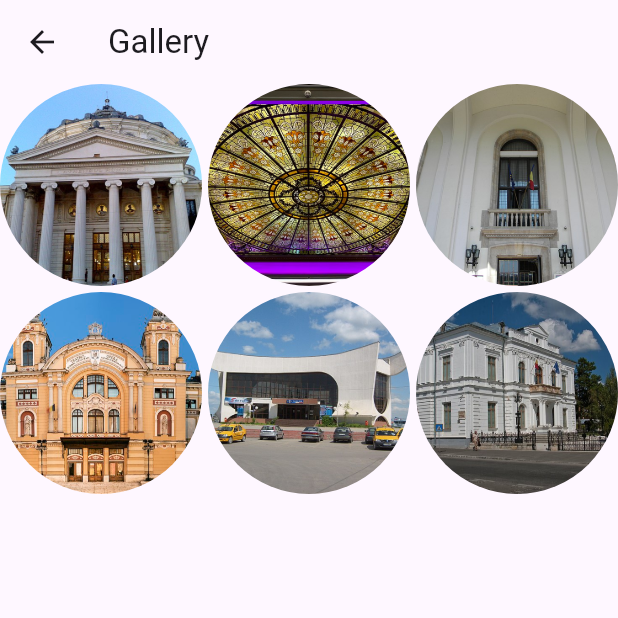
After one commit to dragor-radu/GeminiTripPlanner, a Flutter app: the ProfilePage screen opened by its route, after a tap on "Gallery", on a phone screen of 412 x 824 dp, the top half of it. The commit adds this screen. Run offline on Flutter 3.47's test engine with Material 3 defaults, Android fonts, the phone set to English and light mode, and no system bars; our stand-ins replace google_generative_ai, google_maps_flutter; network calls fail.

Commit message:
added profile page & subpages

```diff
--- /dev/null
+++ b/lib/gallery_page.dart
@@ -0,0 +1,42 @@
+import 'package:flutter/material.dart';
+
+class GalleryPage extends StatelessWidget {
+  final List<String> imageFiles = [
+    'assets/images/ateneu.jpg',
+    'assets/images/intercontinental.jpg',
+    'assets/images/opera.jpg',
+    'assets/images/opera_cluj.jpg',
+    'assets/images/tulcea.jpg',
+    'assets/images/arta.jpg',
+  ];
+
+  GalleryPage({super.key});
+
+  @override
+  Widget build(BuildContext context) {
+    return Scaffold(
+      appBar: AppBar(
+        title: const Text('Gallery'),
+      ),
+      body: GridView.builder(
+        gridDelegate: const SliverGridDelegateWithFixedCrossAxisCount(
+          crossAxisCount: 3, // Number of columns
+          crossAxisSpacing: 4.0, // Horizontal space between items
+          mainAxisSpacing: 4.0, // Vertical space between items
+        ),
+        itemCount: imageFiles.length,
+        itemBuilder: (context, index) {
+          return GridTile(
+            child: ClipRRect(
+              borderRadius: BorderRadius.circular(100.0), // Add radius here
+              child: Image.asset(
+                imageFiles[index],
+                fit: BoxFit.cover,
+              ),
+            ),
+          );
+        },
+      ),
+    );
+  }
+}
--- a/lib/main.dart
+++ b/lib/main.dart
@@ -1,6 +1,7 @@
 import 'package:flutter/material.dart';
 import 'login.dart'; // Import your LoginPage
 import 'google_maps.dart'; // Import your GoogleMapPage
+import 'profile.dart'; // Import your ProfilePage
 
 void main() {
   runApp(const MyApp());
@@ -24,6 +25,7 @@ class _MyAppState extends State<MyApp> {
       routes: {
         '/login': (context) => const LoginPage(),
         '/google_maps': (context) => const GoogleMapPage(),
+        '/profile': (context) => const ProfilePage(),
       },
     );
   }
--- /dev/null
+++ b/lib/profile.dart
@@ -0,0 +1,137 @@
+import 'package:flutter/material.dart';
+import 'visited_attractions.dart';
+import 'gallery_page.dart';
+import 'future_plans.dart';
+
+class ProfilePage extends StatelessWidget {
+  const ProfilePage({super.key});
+
+  @override
+  Widget build(BuildContext context) {
+    return Scaffold(
+      appBar: AppBar(
+        title: const Text('Profile'),
+      ),
+      body: Center(
+        child: Column(
+          mainAxisAlignment: MainAxisAlignment.center,
+          children: [
+            Container(
+              decoration: BoxDecoration(
+                shape: BoxShape.circle,
+                boxShadow: [
+                  BoxShadow(
+                    color: Colors.grey.withOpacity(0.5),
+                    spreadRadius: 5,
+                    blurRadius: 7,
+                    offset: const Offset(0, 3), // changes position of shadow
+                  ),
+                ],
+              ),
+              child: const CircleAvatar(
+                radius: 80,
+                backgroundImage: AssetImage('assets/images/traily.jpg'),
+              ),
+            ),
+            const SizedBox(height: 20),
+            const Text(
+              'Traily User',
+              style: TextStyle(
+                fontSize: 24,
+                fontWeight: FontWeight.bold,
+              ),
+            ),
+            const SizedBox(height: 20),
+            ElevatedButton(
+              onPressed: () {
+                Navigator.push(
+                  context,
+                  MaterialPageRoute(builder: (context) => const VisitedAttractionsPage()),
+                );
+              },
+              child: const Text('Visited Attractions'),
+            ),
+            ElevatedButton(
+              onPressed: () {
+                Navigator.push(
+                  context,
+                  MaterialPageRoute(builder: (context) => GalleryPage()),
+                );
+              },
+              child: const Text('Gallery'),
+            ),
+            ElevatedButton(
+              onPressed: () {
+                Navigator.push(
+                  context,
+                  MaterialPageRoute(builder: (context) => FuturePlansPage()),
+                );
+              },
+              child: const Text('Future Plans'),
+            ),
+          ],
+        ),
+      ),
+    );
+  }
+}
+
+class AnimatedButton extends StatefulWidget {
+  final VoidCallback onPressed;
+  final Widget child;
+
+  const AnimatedButton({super.key, required this.onPressed, required this.child});
+
+  @override
+  _AnimatedButtonState createState() => _AnimatedButtonState();
+}
+
+class _AnimatedButtonState extends State<AnimatedButton> with SingleTickerProviderStateMixin {
+  double _scale = 1;
+  late AnimationController _controller;
+
+  @override
+  void initState() {
+    super.initState();
+    _controller = AnimationController(
+      vsync: this,
+      duration: const Duration(milliseconds: 200),
+      lowerBound: 0.0,
+      upperBound: 0.1,
+    )..addListener(() {
+        setState(() {});
+      });
+  }
+
+  @override
+  void dispose() {
+    _controller.dispose();
+    super.dispose();
+  }
+
+  void _onTapDown(TapDownDetails details) {
+    _controller.forward();
+  }
+
+  void _onTapUp(TapUpDetails details) {
+    _controller.reverse();
+  }
+
+  @override
+  Widget build(BuildContext context) {
+    _scale = 1 - _controller.value;
+
+    return GestureDetector(
+      onTapDown: _onTapDown,
+      onTapUp: _onTapUp,
+      onTapCancel: () {
+        _controller.reverse();
+      },
+      onTap: widget.onPressed,
+      child: Transform.scale(
+        scale: _scale,
+        child: widget.child,
+      ),
+    );
+  }
+}
```
Also changed, not shown: lib/future_plans.dart (added, +30 -0 lines), lib/google_maps.dart (+12 -3 lines), lib/visited_attractions.dart (added, +31 -0 lines), pubspec.yaml (+9 -1 lines), assets/images/arta.jpg (added), assets/images/ateneu.jpg (added), assets/images/intercontinental.jpg (added), assets/images/opera.jpg (added), assets/images/opera_cluj.jpg (added), assets/images/traily.jpg (added), assets/images/tulcea.jpg (added), pubspec.lock.
